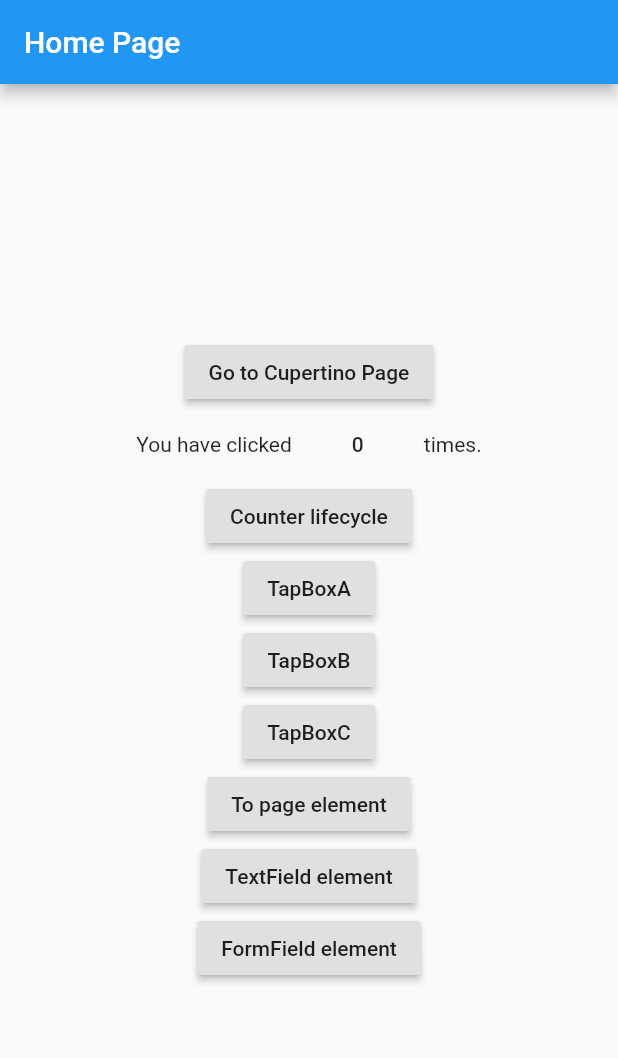
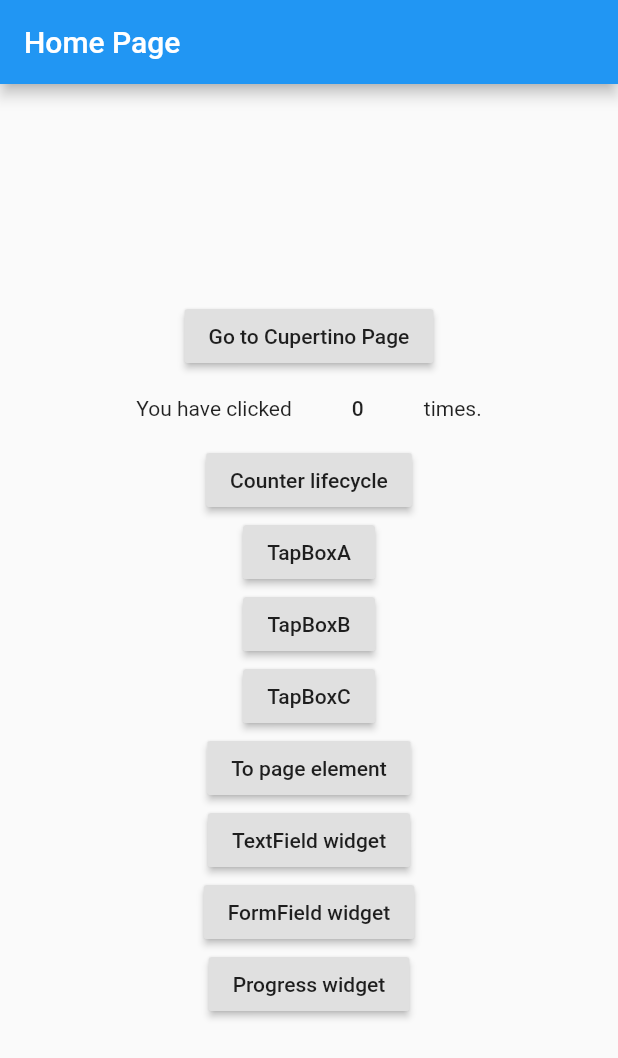
Before and after one commit to thensha/flutter_learning, a Flutter app: the screen it shows after launch, on a phone screen of 412 x 824 dp. Shown: the top 1058 px of the screen. Run offline on Flutter 3.47's test engine with Material 2 defaults, Android fonts, the phone set to English and light mode, and no system bars.

Commit message:
✨feat(basic widget): add Progress widget

```diff
--- a/lib/CounterLifecycle.dart
+++ b/lib/CounterLifecycle.dart
@@ -1,5 +1,4 @@
 import 'package:flutter/material.dart';
-import 'package:flutter_playground/support/RouteNames.dart';
 
 class CounterLifecycle extends StatefulWidget {
   const CounterLifecycle({Key key, this.initValue: 10});
--- a/lib/CupertinoPage.dart
+++ b/lib/CupertinoPage.dart
@@ -1,6 +1,5 @@
 import 'package:flutter/cupertino.dart';
 import 'package:flutter/material.dart';
-import 'package:flutter_playground/support/RouteNames.dart';
 
 class CupertinoPage extends StatelessWidget {
   @override
--- a/lib/main.dart
+++ b/lib/main.dart
@@ -3,6 +3,7 @@ import 'package:flutter_playground/CounterLifecycle.dart';
 import 'package:flutter_playground/CupertinoPage.dart';
 import 'package:flutter_playground/FormTestRoute.dart';
 import 'package:flutter_playground/PageElement.dart';
+import 'package:flutter_playground/ProgressRoute.dart';
 import 'package:flutter_playground/TapboxA.dart';
 import 'package:flutter_playground/TapboxB.dart';
 import 'package:flutter_playground/TapboxC.dart';
@@ -24,15 +25,24 @@ class MyApp extends StatelessWidget {
               title: "Home Page",
             ),
         RouteNames.CupertinoPage: (context) => CupertinoPage(),
-        RouteNames.CounterLifeCycle: (context) => CounterLifecycle(
+        RouteNames.WidgetLifeCycle: (context) => CounterLifecycle(
               initValue: 9,
             ),
         RouteNames.TapBoxA: (context) => TapboxA(),
-        RouteNames.TapboxB: (context) => TapboxB(),
-        RouteNames.TapboxC: (context) => TapboxC(),
+        RouteNames.TapboxB: (context) => TapboxB(
+              onChanged: (value) {
+                print("changed");
+              },
+            ),
+        RouteNames.TapboxC: (context) => TapboxC(
+              onChanged: (value) {
+                print("changed");
+              },
+            ),
         RouteNames.PageElement: (context) => PageElement(),
         RouteNames.TextField: (context) => FocusTestRoute(),
-        RouteNames.FormField: (context) => FormTestRoute()
+        RouteNames.FormField: (context) => FormTestRoute(),
+        RouteNames.ProgressRoute: (context) => ProgressRoute()
       },
     );
   }
@@ -89,7 +99,7 @@ class _MyHomePageState extends State<MyHomePage> {
             RaisedButton(
               child: Text("Counter lifecycle"),
               onPressed: () {
-                Navigator.pushNamed(context, RouteNames.CounterLifeCycle);
+                Navigator.pushNamed(context, RouteNames.WidgetLifeCycle);
               },
             ),
             RaisedButton(
@@ -117,15 +127,21 @@ class _MyHomePageState extends State<MyHomePage> {
               },
             ),
             RaisedButton(
-              child: Text("TextField element"),
+              child: Text("TextField widget"),
               onPressed: () {
                 Navigator.pushNamed(context, RouteNames.TextField);
               },
             ),
             RaisedButton(
-              child: Text("FormField element"),
+              child: Text("FormField widget"),
               onPressed: () {
                 Navigator.pushNamed(context, RouteNames.FormField);
+              },
+            ),
+            RaisedButton(
+              child: Text("Progress widget"),
+              onPressed: () {
+                Navigator.pushNamed(context, RouteNames.ProgressRoute);
               },
             ),
           ],
--- a/lib/support/RouteNames.dart
+++ b/lib/support/RouteNames.dart
@@ -1,14 +1,12 @@
-import 'package:flutter/material.dart';
-import 'package:flutter_playground/TapboxB.dart';
-
 class RouteNames {
   static const IndexPage = "/";
   static const CupertinoPage = "cupertion_page";
-  static const CounterLifeCycle = "counter_lifecycle";
+  static const WidgetLifeCycle = "counter_lifecycle";
   static const TapBoxA = "tap_box_a";
   static const TapboxB = "tap_box_b";
   static const TapboxC = "tap_box_c";
-  static const PageElement = "page_el";
-  static const TextField = "text_field";
-  static const FormField = "form_field";
+  static const PageElement = "page_element";
+  static const TextField = "textField_widget";
+  static const FormField = "form_widget";
+  static const ProgressRoute = "progress_widget";
 }
```
Also changed, not shown: lib/ProgressRoute.dart (added, +52 -0 lines).
